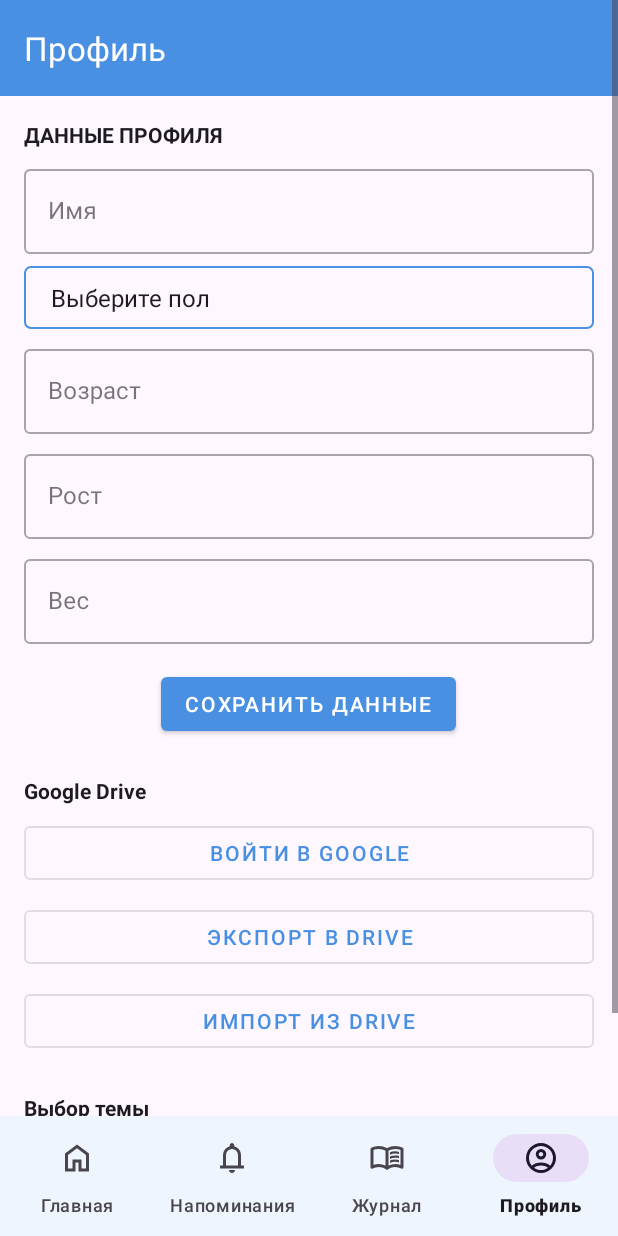
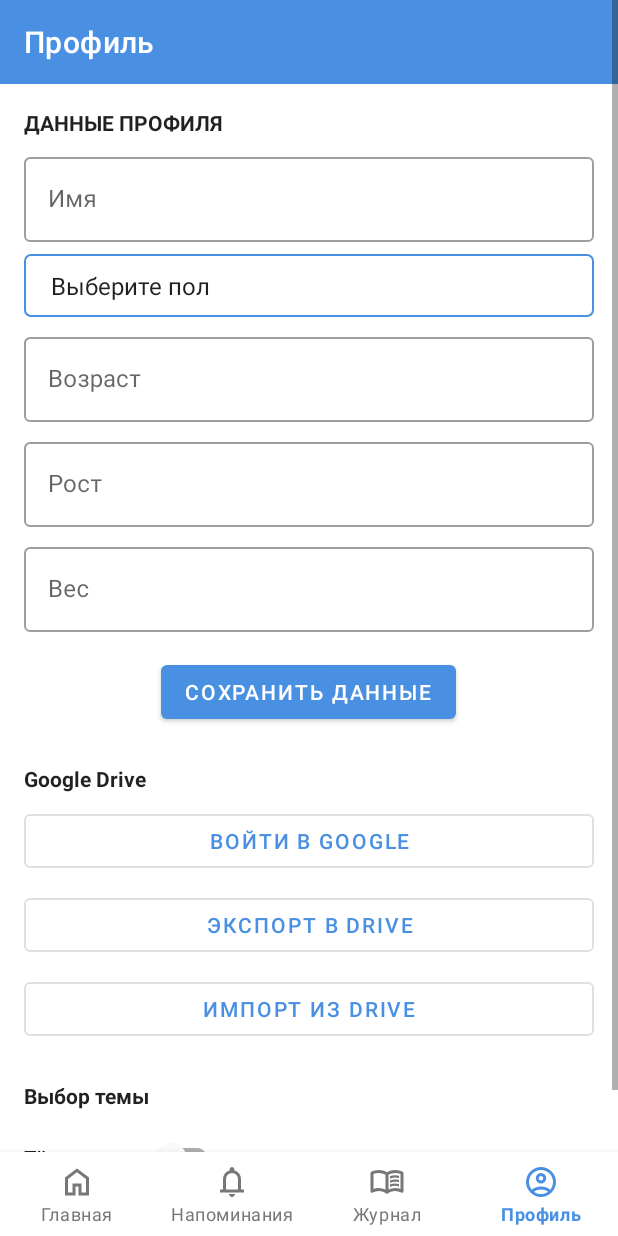
Before and after one commit to VladislavGundorin/MyDiabetesApp, an Android app: the ProfileFragment screen opened through its navigation route, on a phone screen of 412 x 824 dp. Run offline under Robolectric (Android 15) with nearby library versions, the phone set to English and light mode, and no system bars; our stand-ins replace Room's generated code, navigation-ui; libraries missing offline, so code that uses them is left out: com.google.api.client, com.google.api.services; 2 statements that could not run were skipped.

Commit message:
fix UI and themes

```diff
--- a/app/build.gradle.kts
+++ b/app/build.gradle.kts
@@ -55,13 +55,12 @@ dependencies {
     coreLibraryDesugaring("com.android.tools:desugar_jdk_libs:2.0.3")
     implementation(libs.androidx.core.ktx)
     implementation(libs.androidx.appcompat)
-    implementation(libs.material)
     implementation(libs.androidx.activity)
     implementation(libs.androidx.constraintlayout)
     testImplementation(libs.junit)
     androidTestImplementation(libs.androidx.junit)
     androidTestImplementation(libs.androidx.espresso.core)
-    implementation("com.google.android.material:material:1.11.0")
+    implementation("com.google.android.material:material:1.12.0")
 
     implementation("androidx.room:room-runtime:2.6.1")
     kapt("androidx.room:room-compiler:2.6.1")
--- /dev/null
+++ b/app/src/main/res/color/bnv_icon_tint.xml
@@ -0,0 +1,5 @@
+<?xml version="1.0" encoding="utf-8"?>
+<selector xmlns:android="http://schemas.android.com/apk/res/android">
+    <item android:state_checked="true" android:color="@color/primaryColor"/>
+    <item android:color="@color/textSecondary"/>
+</selector>
--- a/app/src/main/res/layout/fragment_profile.xml
+++ b/app/src/main/res/layout/fragment_profile.xml
@@ -3,8 +3,7 @@
     xmlns:android="http://schemas.android.com/apk/res/android"
     xmlns:app="http://schemas.android.com/apk/res-auto"
     android:layout_width="match_parent"
-    android:layout_height="match_parent"
-    android:background="?android:attr/colorBackground">
+    android:layout_height="match_parent">
 
     <LinearLayout
         android:layout_width="match_parent"
--- a/app/src/main/res/navigation/nav_graph.xml
+++ b/app/src/main/res/navigation/nav_graph.xml
@@ -58,6 +58,9 @@
         <action
             android:id="@+id/action_nav_notification_to_addNotificationFragment"
             app:destination="@id/addNotificationFragment" />
+        <action
+            android:id="@+id/action_nav_notification_to_action_nav_home"
+            app:destination="@+id/nav_home"/>
     </fragment>
 
     <!-- Фрагмент добавления/редактирования уведомления -->
--- a/app/src/main/res/values/themes.xml
+++ b/app/src/main/res/values/themes.xml
@@ -1,25 +1,33 @@
 <?xml version="1.0" encoding="utf-8"?>
-<resources xmlns:tools="http://schemas.android.com/tools">
-    <style name="Base.Theme.MyDiabetesApp" parent="Theme.Material3.DayNight.NoActionBar">
+<resources>
+    <style name="BottomNavTextStyle" parent="TextAppearance.MaterialComponents.Caption">
+        <item name="android:textSize">12sp</item>
+        <item name="android:textColor">@color/bnv_icon_tint</item>
+    </style>
 
+    <style name="Widget.MyDiabetesApp.BottomNavigationView"
+        parent="Widget.MaterialComponents.BottomNavigationView">
+        <item name="android:background">@color/surfaceColor</item>
+        <item name="itemIconTint">@color/bnv_icon_tint</item>
+        <item name="itemTextColor">@color/bnv_icon_tint</item>
+        <item name="itemIconSize">24dp</item>
+        <item name="itemTextAppearanceActive">@style/BottomNavTextStyle</item>
+        <item name="itemTextAppearanceInactive">@style/BottomNavTextStyle</item>
+    </style>
+
+    <style name="Theme.MyDiabetesApp" parent="Theme.MaterialComponents.Light.NoActionBar">
         <item name="colorPrimary">@color/primaryColor</item>
+        <item name="colorControlActivated">@color/primaryColor</item>
+        <item name="colorPrimaryVariant">@color/primaryColor</item>
+        <item name="android:statusBarColor">@color/primaryColor</item>
         <item name="colorSecondary">@color/secondaryColor</item>
-        <item name="backgroundColor">@color/backgroundColor</item>
+        <item name="android:windowBackground">@color/backgroundColor</item>
         <item name="colorSurface">@color/surfaceColor</item>
         <item name="colorOnPrimary">@color/white</item>
 
-        <item name="bottomNavigationStyle">@style/BottomNavigationTheme</item>
+        <item name="bottomNavigationStyle">
+            @style/Widget.MyDiabetesApp.BottomNavigationView
+        </item>
     </style>
 
-    <style name="Theme.MyDiabetesApp" parent="Base.Theme.MyDiabetesApp"/>
-
-    <style name="BottomNavigationTheme" parent="Widget.Material3.BottomNavigationView">
-        <item name="itemTextAppearance">@style/BottomNavTextStyle</item>
-        <item name="android:background">@color/surfaceColor</item>
-    </style>
-
-    <style name="BottomNavTextStyle" parent="TextAppearance.Material3.LabelSmall">
-        <item name="android:textSize">12sp</item>
-        <item name="android:textColor">@color/textPrimary</item>
-    </style>
 </resources>
```
Also changed, not shown: app/src/main/res/layout/bootom_nav.xml (+3 -6 lines), app/src/main/res/values-night/themes.xml (+12 -5 lines), app/src/main/res/values/styles.xml (deleted, +0 -12 lines).
